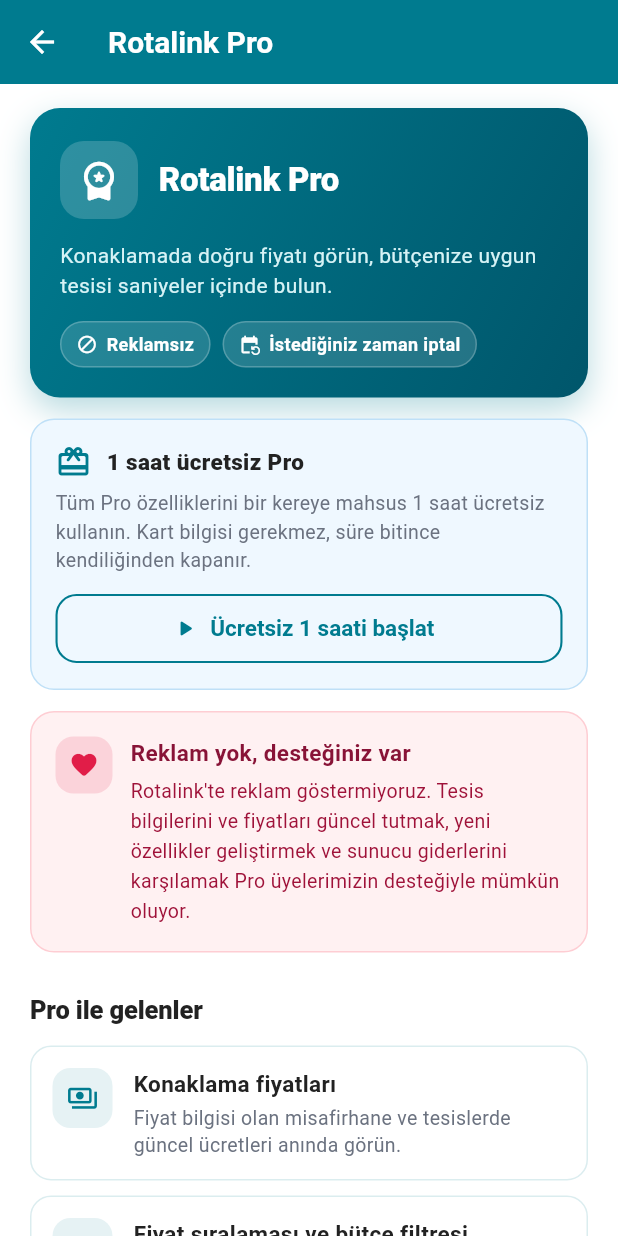
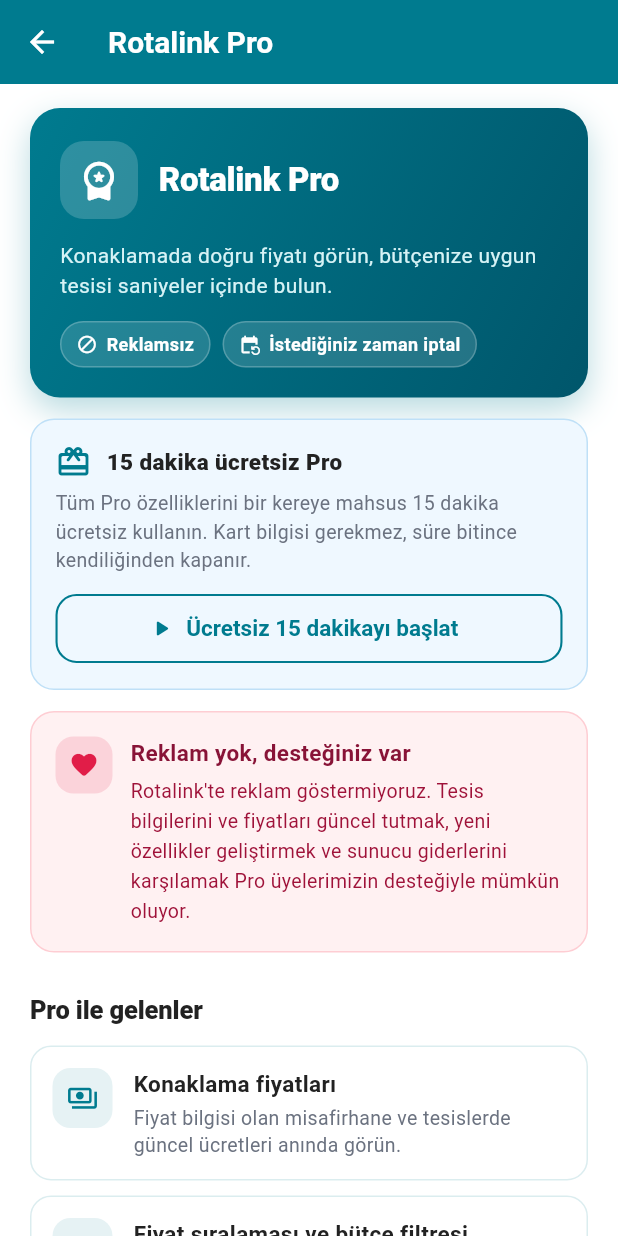
Before and after one commit to Serdarza/rotalink_flutter, a Flutter app: the ProScreen screen opened directly, on a phone screen of 412 x 824 dp. Run offline on Flutter 3.47's test engine with Material 3 defaults, Android fonts, the phone set to English and light mode, and no system bars; our stand-ins replace cloud_firestore, connectivity_plus, firebase_analytics, firebase_core, firebase_messaging, firebase_remote_config and 14 more; missing offline and left inert: flutter_map_marker_popup, in_app_purchase_android, workmanager; accounts and stored records are empty; network calls fail; statements that could not run were skipped.

Commit message:
feat(pro): shorten free Pro pass to 15 minutes
Co-authored-by: Cursor <cursoragent@cursor.com>

```diff
--- a/lib/billing/pro_service.dart
+++ b/lib/billing/pro_service.dart
@@ -23,7 +23,7 @@ class ProService {
   static const String _keyFreePassStartMs = 'rotalink_pro_free_pass_start_ms';
 
   /// Her kullanıcıya bir kereye mahsus verilen ücretsiz Pro süresi.
-  static const Duration freePassDuration = Duration(hours: 1);
+  static const Duration freePassDuration = Duration(minutes: 15);
 
   /// Arka plan görevleri için: mağazaya sormadan yerel kayıttaki hak sahipliği.
   static bool cachedEntitlementActive(SharedPreferences prefs) {
@@ -130,7 +130,7 @@ class ProService {
     return true;
   }
 
-  /// Bir kereye mahsus 1 saatlik ücretsiz Pro'yu başlatır.
+  /// Bir kereye mahsus 15 dakikalık ücretsiz Pro'yu başlatır.
   Future<bool> startFreePass() async {
     if (!canStartFreePass) return false;
     final now = DateTime.now();
@@ -142,7 +142,7 @@ class ProService {
       debugPrint('[Pro] ücretsiz Pro kaydedilemedi: $e');
     }
     _setFreePassEnd(now.add(freePassDuration));
-    _emit('1 saatlik ücretsiz Pro başladı. Tüm Pro özellikleri açık.');
+    _emit('15 dakikalık ücretsiz Pro başladı. Tüm Pro özellikleri açık.');
     return true;
   }
 
--- a/lib/screens/pro_screen.dart
+++ b/lib/screens/pro_screen.dart
@@ -355,7 +355,7 @@ class _HeroChip extends StatelessWidget {
   }
 }
 
-/// Bir kereye mahsus 1 saatlik ücretsiz Pro: teklif veya kalan süre.
+/// Bir kereye mahsus 15 dakikalık ücretsiz Pro: teklif veya kalan süre.
 class _FreePassCard extends StatelessWidget {
   const _FreePassCard();
 
@@ -386,7 +386,7 @@ class _FreePassCard extends StatelessWidget {
                   const SizedBox(width: 10),
                   Expanded(
                     child: Text(
-                      active ? 'Ücretsiz Pro aktif' : '1 saat ücretsiz Pro',
+                      active ? 'Ücretsiz Pro aktif' : '15 dakika ücretsiz Pro',
                       style: const TextStyle(
                         fontSize: 15,
                         fontWeight: FontWeight.w800,
@@ -410,7 +410,7 @@ class _FreePassCard extends StatelessWidget {
                 active
                     ? 'Tüm Pro özellikleri açık. Süre bitince Pro özellikleri '
                           'kapanır; devam etmek için aşağıdan bir plan seçebilirsiniz.'
-                    : 'Tüm Pro özelliklerini bir kereye mahsus 1 saat ücretsiz '
+                    : 'Tüm Pro özelliklerini bir kereye mahsus 15 dakika ücretsiz '
                           'kullanın. Kart bilgisi gerekmez, süre bitince kendiliğinden '
                           'kapanır.',
                 style: TextStyle(
@@ -424,7 +424,7 @@ class _FreePassCard extends StatelessWidget {
                 OutlinedButton.icon(
                   onPressed: () => unawaited(confirmAndStartFreePass(context)),
                   icon: const Icon(Icons.play_arrow_rounded),
-                  label: const Text('Ücretsiz 1 saati başlat'),
+                  label: const Text('Ücretsiz 15 dakikayı başlat'),
                   style: OutlinedButton.styleFrom(
                     foregroundColor: AppColors.primary,
                     side: const BorderSide(
--- a/lib/widgets/facility_overnight_price_box.dart
+++ b/lib/widgets/facility_overnight_price_box.dart
@@ -318,7 +318,7 @@ class _FacilityOvernightPriceBoxState extends State<FacilityOvernightPriceBox> {
                     onPressed: () =>
                         unawaited(confirmAndStartFreePass(context)),
                     icon: const Icon(Icons.timer_outlined, size: 18),
-                    label: const Text('1 saat ücretsiz dene'),
+                    label: const Text('15 dakika ücretsiz dene'),
                     style: TextButton.styleFrom(
                       foregroundColor: AppColors.primary,
                       textStyle: const TextStyle(
--- a/lib/widgets/free_pro_pass.dart
+++ b/lib/widgets/free_pro_pass.dart
@@ -22,9 +22,9 @@ Future<bool> confirmAndStartFreePass(BuildContext context) async {
         color: AppColors.primary,
         size: 32,
       ),
-      title: const Text('1 saat ücretsiz Pro'),
+      title: const Text('15 dakika ücretsiz Pro'),
       content: const Text(
-        'Tüm Pro özellikleri 1 saat boyunca açılır. Bu hak her kullanıcıya '
+        'Tüm Pro özellikleri 15 dakika boyunca açılır. Bu hak her kullanıcıya '
         'yalnızca bir kez verilir ve başladıktan sonra durdurulamaz.\n\n'
         'Konaklama araştırmanıza hazır olduğunuzda başlatmanızı öneririz.',
       ),
```
Also changed, not shown: 1 other file.
